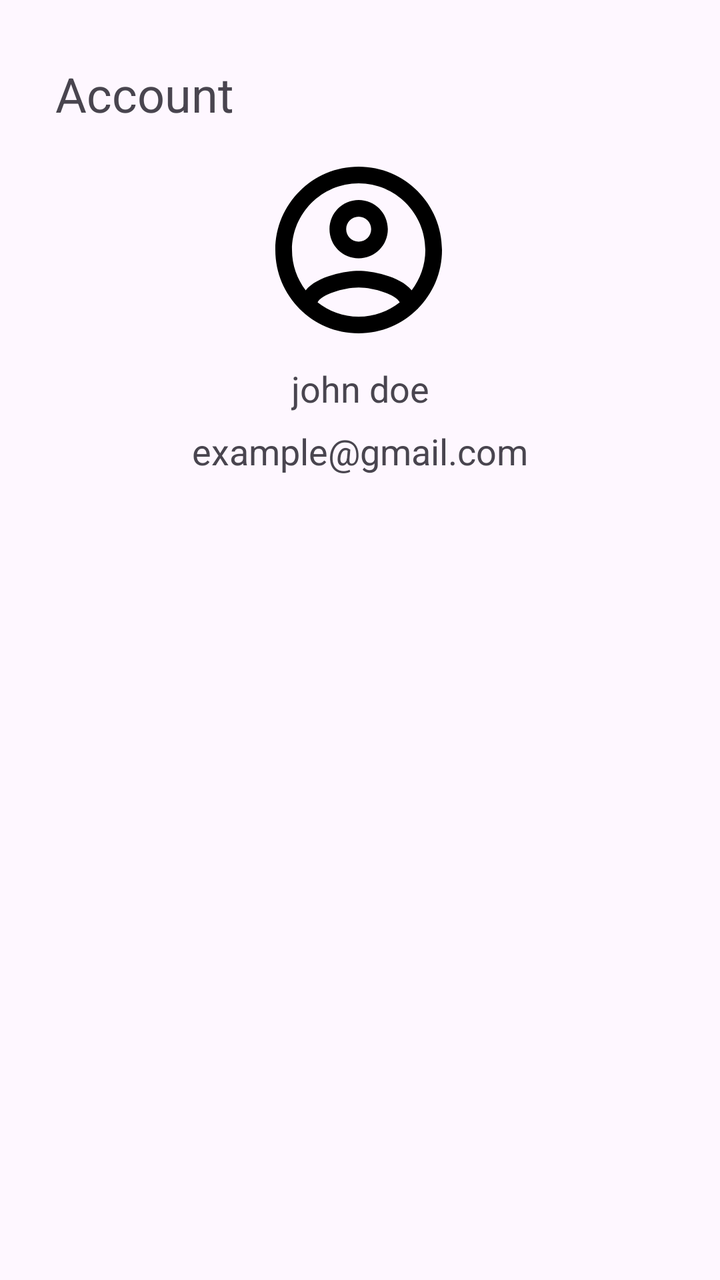
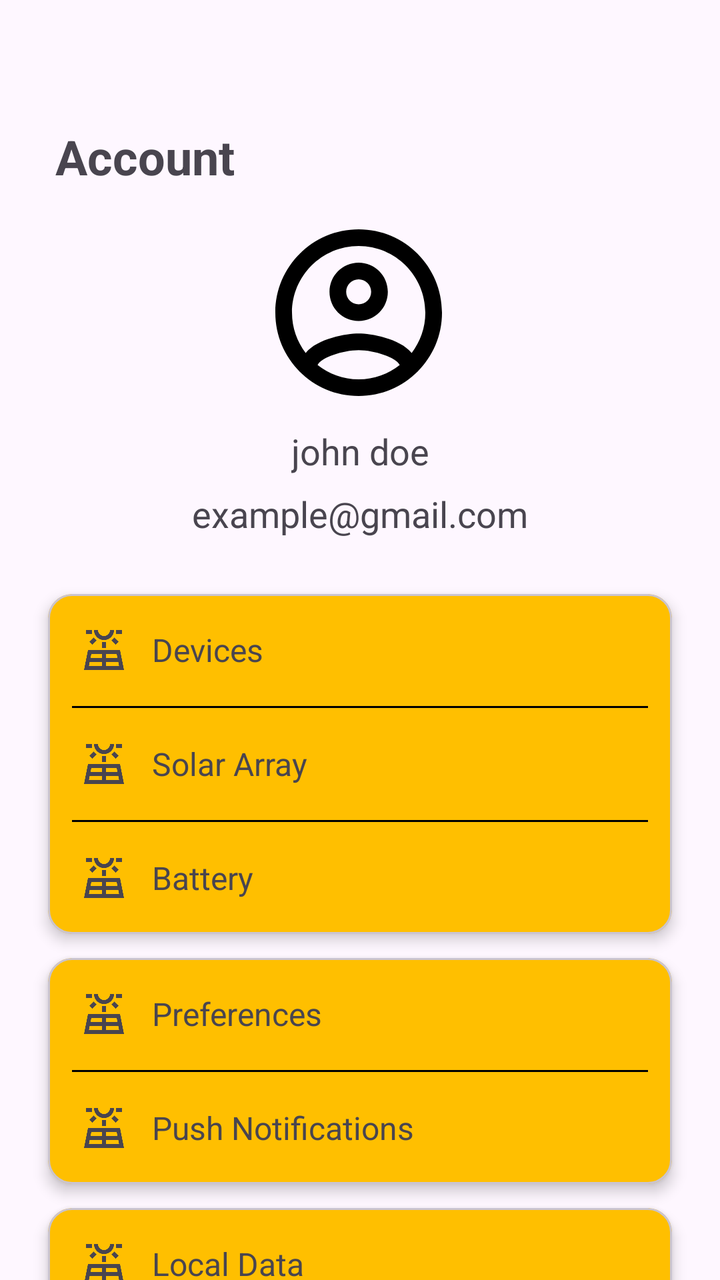

An Android layout rendered at two revisions. The XML below is the earlier revision; the diff shows what the commit changed to produce the second picture.
<!-- AndroidManifest.xml: application theme Theme.ApplicationLayerSoftwareFrameworkforSolarPoweredIoTSystems -->
<!-- res/layout/fragment_account.xml -->
<?xml version="1.0" encoding="utf-8"?>
<FrameLayout xmlns:android="http://schemas.android.com/apk/res/android"
    xmlns:app="http://schemas.android.com/apk/res-auto"
    xmlns:tools="http://schemas.android.com/tools"
    android:layout_width="match_parent"
    android:layout_height="match_parent"
    android:orientation="vertical"
    tools:context=".account">


    <androidx.constraintlayout.widget.ConstraintLayout
        android:layout_width="match_parent"
        android:layout_height="wrap_content">

        <TextView
            android:id="@+id/p_accountHeader"
            android:layout_width="wrap_content"
            android:layout_height="wrap_content"
            android:text="@string/bNav_Account"
            android:textAlignment="textStart"
            android:textSize="24sp"
            app:layout_constraintBottom_toBottomOf="parent"
            app:layout_constraintEnd_toEndOf="parent"
            app:layout_constraintHorizontal_bias="0.102"
            app:layout_constraintStart_toStartOf="parent"
            app:layout_constraintTop_toTopOf="parent"
            app:layout_constraintVertical_bias="0.15" />

        <ImageView
            android:id="@+id/imageView"
            android:layout_width="100dp"
            android:layout_height="100dp"
            android:layout_marginTop="12dp"
            android:src="@drawable/account_icon"
            app:layout_constraintEnd_toEndOf="parent"
            app:layout_constraintHorizontal_bias="0.498"
            app:layout_constraintStart_toStartOf="parent"
            app:layout_constraintTop_toBottomOf="@+id/p_accountHeader" />

        <TextView
            android:id="@+id/p_username"
            android:layout_width="wrap_content"
            android:layout_height="wrap_content"
            android:layout_marginTop="7dp"
            android:gravity="center"
            android:text="john doe"
            android:textSize="18sp"
            app:layout_constraintEnd_toEndOf="parent"
            app:layout_constraintStart_toStartOf="parent"
            app:layout_constraintTop_toBottomOf="@+id/imageView" />

        <TextView
            android:id="@+id/p_Email"
            android:layout_width="wrap_content"
            android:layout_height="wrap_content"
            android:layout_marginTop="7dp"
            android:gravity="center"
            android:text="example@gmail.com"
            android:textSize="18sp"
            app:layout_constraintEnd_toEndOf="parent"
            app:layout_constraintStart_toStartOf="parent"
            app:layout_constraintTop_toBottomOf="@+id/p_username" />

    </androidx.constraintlayout.widget.ConstraintLayout>




</FrameLayout>
<!-- resources referenced by this layout -->
<resources>
  <!-- drawable account_icon (drawable) -->
  <vector xmlns:android="http://schemas.android.com/apk/res/android" android:height="26dp" android:tint="#000000" android:viewportHeight="24" android:viewportWidth="24" android:width="26dp">
        
      <path android:fillColor="@android:color/white" android:pathData="M12,2C6.48,2 2,6.48 2,12s4.48,10 10,10 10,-4.48 10,-10S17.52,2 12,2zM7.07,18.28c0.43,-0.9 3.05,-1.78 4.93,-1.78s4.51,0.88 4.93,1.78C15.57,19.36 13.86,20 12,20s-3.57,-0.64 -4.93,-1.72zM18.36,16.83c-1.43,-1.74 -4.9,-2.33 -6.36,-2.33s-4.93,0.59 -6.36,2.33C4.62,15.49 4,13.82 4,12c0,-4.41 3.59,-8 8,-8s8,3.59 8,8c0,1.82 -0.62,3.49 -1.64,4.83zM12,6c-1.94,0 -3.5,1.56 -3.5,3.5S10.06,13 12,13s3.5,-1.56 3.5,-3.5S13.94,6 12,6zM12,11c-0.83,0 -1.5,-0.67 -1.5,-1.5S11.17,8 12,8s1.5,0.67 1.5,1.5S12.83,11 12,11z"/>
      
  </vector>
  <string name="bNav_Account">Account</string>
  <style name="Theme.ApplicationLayerSoftwareFrameworkforSolarPoweredIoTSystems" parent="Base.Theme.ApplicationLayerSoftwareFrameworkforSolarPoweredIoTSystems" />
  <style name="Base.Theme.ApplicationLayerSoftwareFrameworkforSolarPoweredIoTSystems" parent="Theme.Material3.DayNight.NoActionBar">
          
          
      </style>
</resources>

<!-- the commit's change to res/layout/fragment_account.xml (unified diff, before → after) -->
@@ -7,27 +7,35 @@
     android:orientation="vertical"
     tools:context=".account">
 
+    
+<androidx.core.widget.NestedScrollView
+    android:layout_width="match_parent"
+    android:layout_height="match_parent"
+    android:fillViewport="true">
 
     <androidx.constraintlayout.widget.ConstraintLayout
         android:layout_width="match_parent"
         android:layout_height="wrap_content">
 
+        
         <TextView
             android:id="@+id/p_accountHeader"
             android:layout_width="wrap_content"
             android:layout_height="wrap_content"
             android:text="@string/bNav_Account"
             android:textAlignment="textStart"
+            android:textStyle="bold"
             android:textSize="24sp"
             app:layout_constraintBottom_toBottomOf="parent"
             app:layout_constraintEnd_toEndOf="parent"
             app:layout_constraintHorizontal_bias="0.102"
             app:layout_constraintStart_toStartOf="parent"
             app:layout_constraintTop_toTopOf="parent"
-            app:layout_constraintVertical_bias="0.15" />
-
+            app:layout_constraintVertical_bias="0.076" />
+
+        
         <ImageView
-            android:id="@+id/imageView"
+            android:id="@+id/p_ProfilePicture"
             android:layout_width="100dp"
             android:layout_height="100dp"
             android:layout_marginTop="12dp"
@@ -37,6 +45,7 @@
             app:layout_constraintStart_toStartOf="parent"
             app:layout_constraintTop_toBottomOf="@+id/p_accountHeader" />
 
+        
         <TextView
             android:id="@+id/p_username"
             android:layout_width="wrap_content"
@@ -47,8 +56,8 @@
             android:textSize="18sp"
             app:layout_constraintEnd_toEndOf="parent"
             app:layout_constraintStart_toStartOf="parent"
-            app:layout_constraintTop_toBottomOf="@+id/imageView" />
-
+            app:layout_constraintTop_toBottomOf="@+id/p_ProfilePicture" />
+        
         <TextView
             android:id="@+id/p_Email"
             android:layout_width="wrap_content"
@@ -61,9 +70,265 @@
             app:layout_constraintStart_toStartOf="parent"
             app:layout_constraintTop_toBottomOf="@+id/p_username" />
 
+        
+        <com.google.android.material.card.MaterialCardView
+            android:id="@+id/solarOptions"
+            android:layout_width="0dp"
+            android:layout_height="wrap_content"
+            android:layout_marginTop="28dp"
+            android:layout_marginLeft="24dp"
+            android:layout_marginRight="24dp"
+            app:cardBackgroundColor="@color/acb_yellow"
+            app:cardCornerRadius="12dp"
+            app:cardElevation="4dp"
+            app:layout_constraintTop_toBottomOf="@+id/p_Email"
+            app:layout_constraintStart_toStartOf="parent"
+            app:layout_constraintEnd_toEndOf="parent">
+
+         
+            <LinearLayout
+                android:layout_width="match_parent"
+                android:layout_height="wrap_content"
+                android:orientation="vertical">
+
+            <TextView
+                android:id="@+id/account_devices"
+                android:layout_width="match_parent"
+                android:layout_height="wrap_content"
+                android:drawablePadding="12dp"
+                android:gravity="center_vertical"
+                android:padding="16dp"
+                android:text="@string/accFrag_devices"
+                android:textSize="16sp"
+                android:foreground="?selectableItemBackground"
+                android:clickable="true"
+                android:focusable="true"
+                app:drawableLeftCompat="@drawable/p_solar_icon" />
+
+                <View
+                    android:layout_width="match_parent"
+                    android:layout_height="1dp"
+                    android:layout_marginLeft="12dp"
+                    android:layout_marginRight="12dp"
+                    android:background="@color/black"/>
+
+                <TextView
+                    android:id="@+id/account_solarArray"
+                    android:layout_width="match_parent"
+                    android:layout_height="wrap_content"
+                    android:drawablePadding="12dp"
+                    android:gravity="center_vertical"
+                    android:padding="16dp"
+                    android:text="@string/accFrag_solarArray"
+                    android:textSize="16sp"
+                    android:foreground="?selectableItemBackground"
+                    android:clickable="true"
+                    android:focusable="true"
+                    app:drawableLeftCompat="@drawable/p_solar_icon" />
+                <View
+                    android:layout_width="match_parent"
+                    android:layout_height="1dp"
+                    android:layout_marginLeft="12dp"
+                    android:layout_marginRight="12dp"
+                    android:background="@color/black"/>
+
+                <TextView
+                    android:id="@+id/account_battery"
+                    android:layout_width="match_parent"
+                    android:layout_height="wrap_content"
+                    android:drawablePadding="12dp"
+                    android:gravity="center_vertical"
+                    android:padding="16dp"
+                    android:text="@string/accFrag_battery"
+                    android:textSize="16sp"
+                    android:foreground="?selectableItemBackground"
+                    android:clickable="true"
+                    android:focusable="true"
+                    app:drawableLeftCompat="@drawable/p_solar_icon" />
+
+            </LinearLayout>
+        </com.google.android.material.card.MaterialCardView>
+
+        
+        <com.google.android.material.card.MaterialCardView
+            android:id="@+id/notificationOptions"
+            android:layout_width="0dp"
+            android:layout_height="wrap_content"
+            android:layout_marginTop="12dp"
+            android:layout_marginLeft="24dp"
+            android:layout_marginRight="24dp"
+            app:cardBackgroundColor="@color/acb_yellow"
+            app:cardCornerRadius="12dp"
+            app:cardElevation="4dp"
+            app:layout_constraintTop_toBottomOf="@+id/solarOptions"
+            app:layout_constraintStart_toStartOf="parent"
+            app:layout_constraintEnd_toEndOf="parent">
+
+            
+            <LinearLayout
+                android:layout_width="match_parent"
+                android:layout_height="wrap_content"
+                android:orientation="vertical">
+
+                <TextView
+                    android:id="@+id/account_preferences"
+                    android:layout_width="match_parent"
+                    android:layout_height="wrap_content"
+                    android:drawablePadding="12dp"
+                    android:gravity="center_vertical"
+                    android:padding="16dp"
+                    android:text="@string/accFrag_Preferences"
+                    android:textSize="16sp"
+                    android:foreground="?selectableItemBackground"
+                    android:clickable="true"
+                    android:focusable="true"
+                    app:drawableLeftCompat="@drawable/p_solar_icon" />
+
+                <View
+                    android:layout_width="match_parent"
+                    android:layout_height="1dp"
+                    android:layout_marginLeft="12dp"
+                    android:layout_marginRight="12dp"
+                    android:background="@color/black"/>
+
+                <TextView
+                    android:id="@+id/account_pushNotifications"
+                    android:layout_width="match_parent"
+                    android:layout_height="wrap_content"
+                    android:drawablePadding="12dp"
+                    android:gravity="center_vertical"
+                    android:padding="16dp"
+                    android:text="@string/accFrag_PushNotifications"
+                    android:textSize="16sp"
+                    android:foreground="?selectableItemBackground"
+                    android:clickable="true"
+                    android:focusable="true"
+                    app:drawableLeftCompat="@drawable/p_solar_icon" />
+            </LinearLayout>
+        </com.google.android.material.card.MaterialCardView>
+
+        
+        <com.google.android.material.card.MaterialCardView
+            android:id="@+id/DataOptions"
+            android:layout_width="0dp"
+            android:layout_height="wrap_content"
+            android:layout_marginTop="12dp"
+            android:layout_marginLeft="24dp"
+            android:layout_marginRight="24dp"
+            app:cardBackgroundColor="@color/acb_yellow"
+            app:cardCornerRadius="12dp"
+            app:cardElevation="4dp"
+            app:layout_constraintTop_toBottomOf="@+id/notificationOptions"
+            app:layout_constraintStart_toStartOf="parent"
+            app:layout_constraintEnd_toEndOf="parent">
+
+            
+            <LinearLayout
+                android:layout_width="match_parent"
+                android:layout_height="wrap_content"
+                android:orientation="vertical">
+
+                <TextView
+                    android:id="@+id/account_localData"
+                    android:layout_width="match_parent"
+                    android:layout_height="wrap_content"
+                    android:drawablePadding="12dp"
+                    android:gravity="center_vertical"
+                    android:padding="16dp"
+                    android:text="@string/accFrag_localData"
+                    android:textSize="16sp"
+                    android:foreground="?selectableItemBackground"
+                    android:clickable="true"
+                    android:focusable="true"
+                    app:drawableLeftCompat="@drawable/p_solar_icon" />
+
+                <View
+                    android:layout_width="match_parent"
+                    android:layout_height="1dp"
+                    android:layout_marginLeft="12dp"
+                    android:layout_marginRight="12dp"
+                    android:background="@color/black"/>
+
+                <TextView
+                    android:id="@+id/account_syncNow"
+                    android:layout_width="match_parent"
+                    android:layout_height="wrap_content"
+                    android:drawablePadding="12dp"
+                    android:gravity="center_vertical"
+                    android:padding="16dp"
+                    android:text="@string/accFrag_syncNow"
+                    android:textSize="16sp"
+                    android:foreground="?selectableItemBackground"
+                    android:clickable="true"
+                    android:focusable="true"
+                    app:drawableLeftCompat="@drawable/p_solar_icon" />
+            </LinearLayout>
+        </com.google.android.material.card.MaterialCardView>
+
+        
+        <com.google.android.material.card.MaterialCardView
+            android:id="@+id/DisplayUnits"
+            android:layout_width="0dp"
+            android:layout_height="wrap_content"
+            android:layout_marginLeft="24dp"
+            android:layout_marginTop="12dp"
+            android:layout_marginRight="24dp"
+            app:cardBackgroundColor="@color/acb_yellow"
+            app:cardCornerRadius="12dp"
+            app:cardElevation="4dp"
+            app:layout_constraintEnd_toEndOf="parent"
+            app:layout_constraintStart_toStartOf="parent"
+            app:layout_constraintTop_toBottomOf="@+id/DataOptions">
+
+            
+            <LinearLayout
+                android:layout_width="match_parent"
+                android:layout_height="wrap_content"
+                android:orientation="vertical">
+
+                <TextView
+                    android:id="@+id/account_unitsAndDisplay"
+                    android:layout_width="match_parent"
+                    android:layout_height="wrap_content"
+                    android:clickable="true"
+                    android:drawablePadding="12dp"
+                    android:focusable="true"
+                    android:foreground="?selectableItemBackground"
+                    android:gravity="center_vertical"
+                    android:padding="16dp"
+                    android:text="@string/accFrag_Preferences"
+                    android:textSize="16sp"
+                    app:drawableLeftCompat="@drawable/p_solar_icon" />
+
+            </LinearLayout>
+        </com.google.android.material.card.MaterialCardView>
+
+        
+        <Button
+            android:id="@+id/acc_logoutBtn"
+            android:layout_width="wrap_content"
+            android:layout_height="wrap_content"
+            android:layout_marginLeft="90dp"
+            android:layout_marginRight="90dp"
+            android:layout_marginTop="16dp"
+            android:backgroundTint="@color/black"
+            android:textStyle="bold"
+            android:text="@string/accFrag_logOut"
+            app:layout_constraintBottom_toBottomOf="parent"
+            app:layout_constraintEnd_toEndOf="parent"
+            app:layout_constraintStart_toEndOf="parent"
+            app:layout_constraintStart_toStartOf="parent"
+            app:layout_constraintTop_toBottomOf="@+id/DisplayUnits"
+             />
+
+
     </androidx.constraintlayout.widget.ConstraintLayout>
 
 
 
 
+
+
+
+</androidx.core.widget.NestedScrollView>
 </FrameLayout>
<!-- resource entries referenced after the edit -->
@@ -1,11 +1,32 @@
 <!-- resources referenced by this layout -->
 <resources>
+  <color name="acb_yellow">#FFBF00</color>
+  <color name="black">#FF000000</color>
   <!-- drawable account_icon (drawable) -->
   <vector xmlns:android="http://schemas.android.com/apk/res/android" android:height="26dp" android:tint="#000000" android:viewportHeight="24" android:viewportWidth="24" android:width="26dp">
         
       <path android:fillColor="@android:color/white" android:pathData="M12,2C6.48,2 2,6.48 2,12s4.48,10 10,10 10,-4.48 10,-10S17.52,2 12,2zM7.07,18.28c0.43,-0.9 3.05,-1.78 4.93,-1.78s4.51,0.88 4.93,1.78C15.57,19.36 13.86,20 12,20s-3.57,-0.64 -4.93,-1.72zM18.36,16.83c-1.43,-1.74 -4.9,-2.33 -6.36,-2.33s-4.93,0.59 -6.36,2.33C4.62,15.49 4,13.82 4,12c0,-4.41 3.59,-8 8,-8s8,3.59 8,8c0,1.82 -0.62,3.49 -1.64,4.83zM12,6c-1.94,0 -3.5,1.56 -3.5,3.5S10.06,13 12,13s3.5,-1.56 3.5,-3.5S13.94,6 12,6zM12,11c-0.83,0 -1.5,-0.67 -1.5,-1.5S11.17,8 12,8s1.5,0.67 1.5,1.5S12.83,11 12,11z"/>
       
   </vector>
+  <!-- drawable p_solar_icon (drawable) -->
+  <vector xmlns:android="http://schemas.android.com/apk/res/android"
+      android:width="24dp"
+      android:height="24dp"
+      android:viewportWidth="960"
+      android:viewportHeight="960"
+      android:tint="?attr/colorControlNormal">
+    <path
+        android:fillColor="@android:color/white"
+        android:pathData="M80,880L160,480L800,480L880,880L80,880ZM120,160L120,80L240,80L240,160L120,160ZM178,800L440,800L440,720L194,720L178,800ZM245,373L188,317L273,232L330,288L245,373ZM210,640L440,640L440,560L226,560L210,640ZM338.5,221.5Q280,163 280,80L360,80Q360,130 395,165Q430,200 480,200Q530,200 565,165Q600,130 600,80L680,80Q680,163 621.5,221.5Q563,280 480,280Q397,280 338.5,221.5ZM480,80Q480,80 480,80L480,80Q480,80 480,80Q480,80 480,80Q480,80 480,80ZM440,440L440,320L520,320L520,440L440,440ZM520,800L782,800L766,720L520,720L520,800ZM520,640L750,640L734,560L520,560L520,640ZM715,373L631,288L687,232L772,316L715,373ZM720,160L720,80L840,80L840,160L720,160Z"/>
+  </vector>
+  <string name="accFrag_Preferences">Preferences</string>
+  <string name="accFrag_PushNotifications">Push Notifications</string>
+  <string name="accFrag_battery">Battery</string>
+  <string name="accFrag_devices">Devices</string>
+  <string name="accFrag_localData">Local Data</string>
+  <string name="accFrag_logOut">Log Out</string>
+  <string name="accFrag_solarArray">Solar Array</string>
+  <string name="accFrag_syncNow">Sync Now</string>
   <string name="bNav_Account">Account</string>
   <style name="Theme.ApplicationLayerSoftwareFrameworkforSolarPoweredIoTSystems" parent="Base.Theme.ApplicationLayerSoftwareFrameworkforSolarPoweredIoTSystems" />
   <style name="Base.Theme.ApplicationLayerSoftwareFrameworkforSolarPoweredIoTSystems" parent="Theme.Material3.DayNight.NoActionBar">
